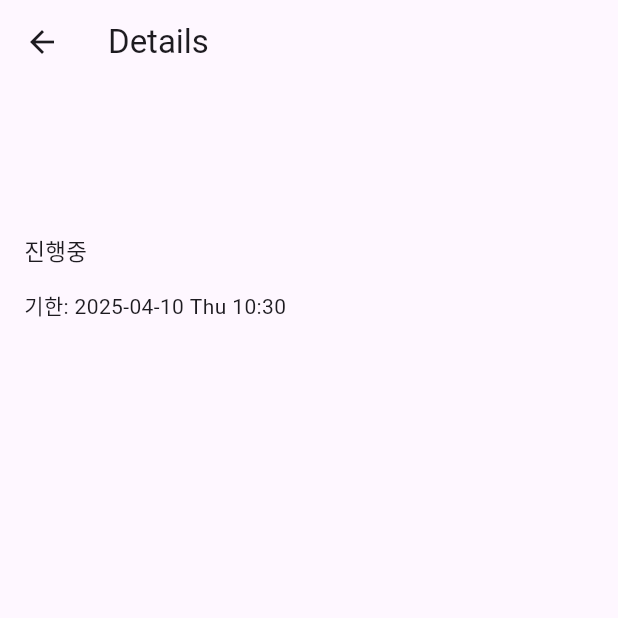
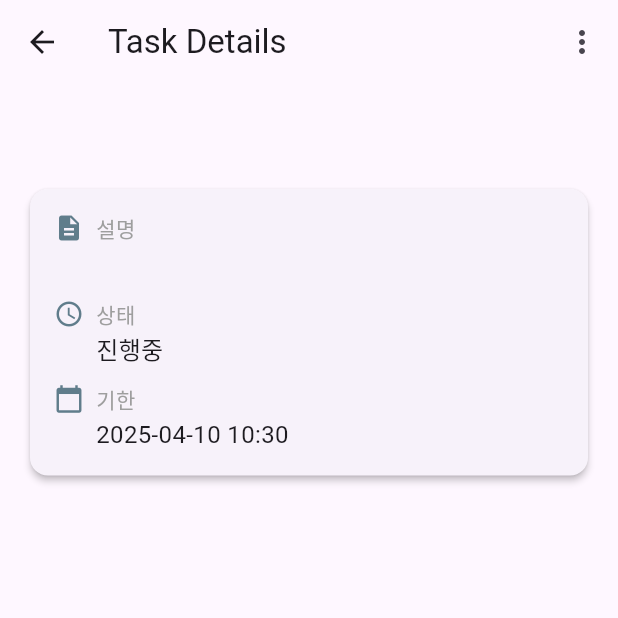
Before and after one commit to HyunEon/todo_project, a Flutter app: the TaskDetailScreen screen opened directly with empty values, on a phone screen of 412 x 824 dp, the top half of it. Run offline on Flutter 3.47's test engine with Material 3 defaults, Android fonts, the phone set to English and light mode, and no system bars; network calls fail.

Commit message:
상태 변경 기능 추가 자세히 보기 스크린 UI 개선

```diff
--- a/FrontEnd/todo_app/lib/screens/task_detail_screen.dart
+++ b/FrontEnd/todo_app/lib/screens/task_detail_screen.dart
@@ -3,40 +3,88 @@ import 'package:intl/intl.dart';
 
 class TaskDetailScreen extends StatelessWidget {
   final Map task; // 전달받은 Task 데이터
-
   const TaskDetailScreen({Key? key, required this.task}) : super(key: key);
 
   @override
   Widget build(BuildContext context) {
     return Scaffold(
-      appBar: AppBar(title: Text('Details')),
+      appBar: AppBar(title: Text('Task Details'), actions: [
+        IconButton(
+          icon: Icon(Icons.more_vert), // 자세히 보기 느낌
+          onPressed: () {
+            // 눌렀을 때 동작 (예: 팝업 띄우기)
+          },
+        )
+      ]),
       body: Padding(
         padding: const EdgeInsets.all(16.0),
         child: Column(
           crossAxisAlignment: CrossAxisAlignment.start,
           children: [
             Text(
-              '${task['title']}',
-              style: TextStyle(fontSize: 20, fontWeight: FontWeight.bold),
+              task['title'],
+              style: const TextStyle(fontSize: 26, fontWeight: FontWeight.bold),
             ),
-            Padding(padding: EdgeInsets.all(5)),
-            Text(
-              '${task['description']}',
-              style: TextStyle(fontSize: 20),
+            const SizedBox(height: 12),
+            // 카드 형태로 업데이트
+            Card(
+              shape: RoundedRectangleBorder(
+                  borderRadius: BorderRadius.circular(12)),
+              elevation: 2,
+              child: Padding(
+                padding: const EdgeInsets.all(16.0),
+                child: Column(
+                  crossAxisAlignment: CrossAxisAlignment.start,
+                  children: [
+                    _buildDetailRow(
+                        Icons.description, '설명', task['description']),
+                    const SizedBox(height: 12),
+                    _buildDetailRow(
+                      task['is_completed']
+                          ? Icons.check_circle
+                          : Icons.access_time,
+                      '상태',
+                      task['is_completed']
+                          ? '완료됨 (${DateFormat("yyyy-MM-dd HH:mm").format(DateTime.parse(task['updated_at']))})'
+                          : '진행중',
+                    ),
+                    const SizedBox(height: 12),
+                    _buildDetailRow(
+                        Icons.calendar_today,
+                        '기한',
+                        DateFormat("yyyy-MM-dd HH:mm")
+                            .format(DateTime.parse(task['duedate']))),
+                  ],
+                ),
+              ),
             ),
-            SizedBox(height: 16),
-            Text(
-              '${task['is_completed'] ? '완료됨: ' + DateFormat("yyyy-MM-dd EEE HH:mm").format(DateTime.parse(task['updateat'])) : '진행중'}',
-              style: TextStyle(fontSize: 15),
-            ),
-            SizedBox(height: 16),
-            Text('기한: ' +
-                DateFormat("yyyy-MM-dd EEE HH:mm")
-                    .format(DateTime.parse(task['duedate']))),
-            SizedBox(height: 16),
           ],
         ),
       ),
     );
   }
+
+  Widget _buildDetailRow(IconData icon, String label, String value) {
+    return Row(
+      crossAxisAlignment: CrossAxisAlignment.start,
+      children: [
+        Icon(icon, size: 20, color: Colors.blueGrey),
+        const SizedBox(width: 8),
+        Column(
+          crossAxisAlignment: CrossAxisAlignment.start,
+          children: [
+            Text(
+              label,
+              style: const TextStyle(fontSize: 14, color: Colors.grey),
+            ),
+            const SizedBox(height: 2),
+            Text(
+              value,
+              style: const TextStyle(fontSize: 16),
+            ),
+          ],
+        )
+      ],
+    );
+  }
 }
--- a/FrontEnd/todo_app/pubspec.yaml
+++ b/FrontEnd/todo_app/pubspec.yaml
@@ -38,6 +38,7 @@ dependencies:
   http: ^1.3.0
   web_socket_channel: ^2.3.0
   intl: ^0.17.0
+  provider: ^6.1.3
 
 dev_dependencies:
   flutter_test:
```
Also changed, not shown: FrontEnd/todo_app/lib/screens/task_list_screen.dart (+88 -1 lines), FrontEnd/todo_app/lib/services/api_services.dart (+21 -2 lines), FrontEnd/todo_app/pubspec.lock, 1 other file.
